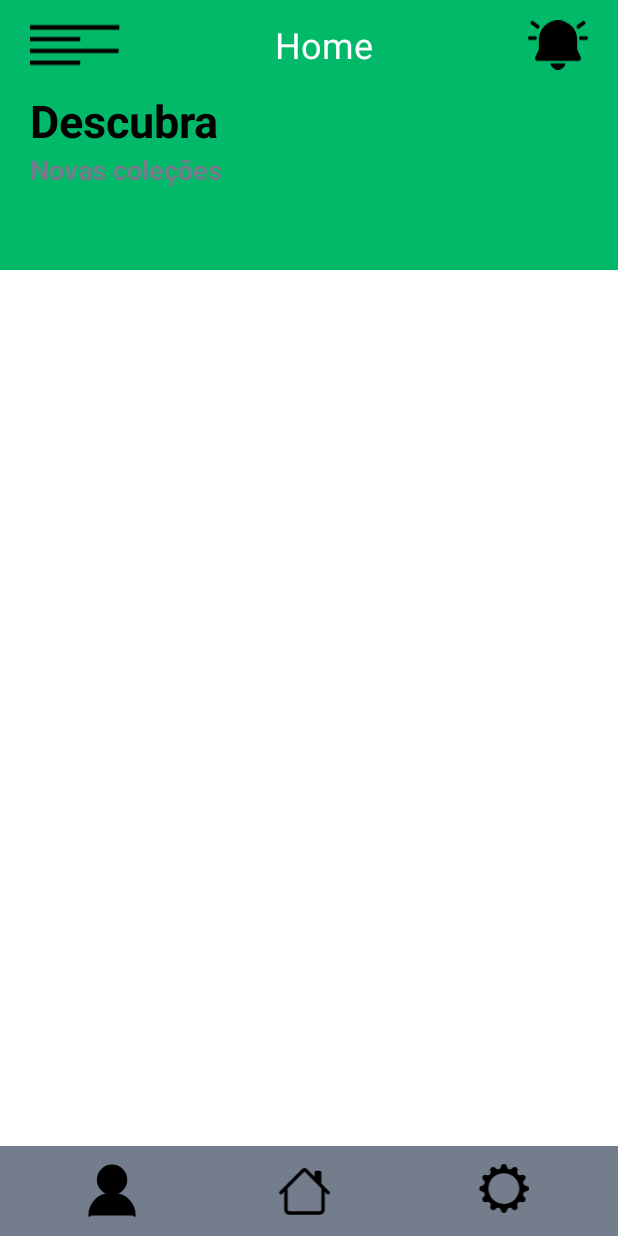
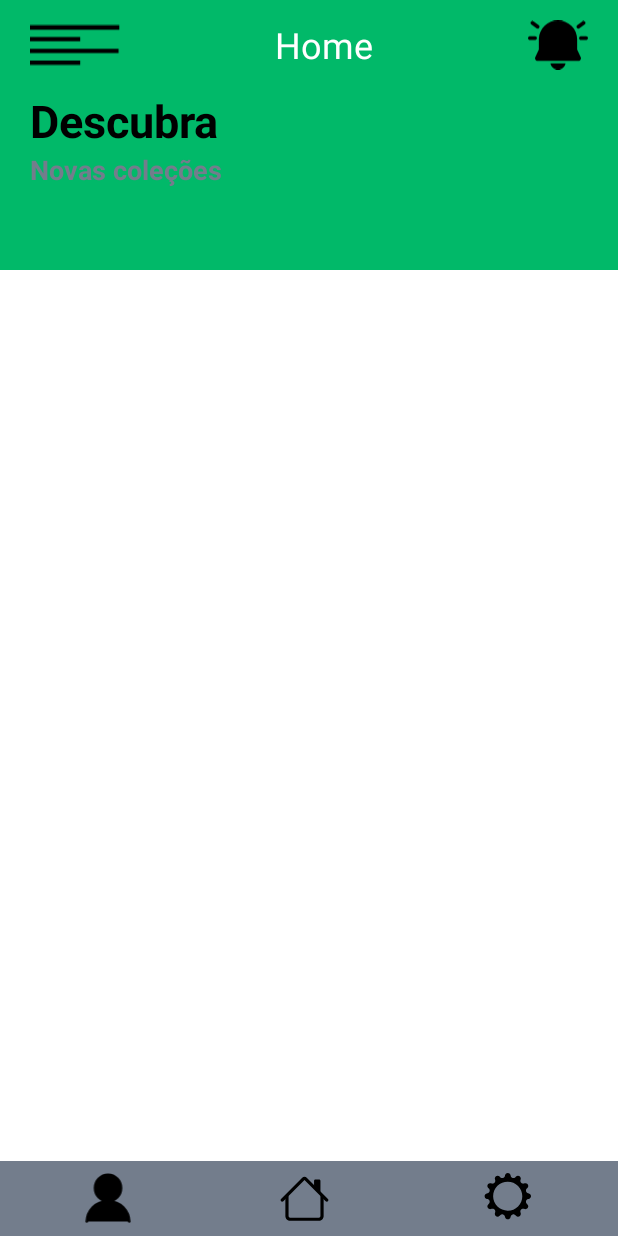
Before and after one commit to Vinicius-Mance/ESG, an Android app: the Home screen opened directly, with no data from a screen before it, on a phone screen of 412 x 824 dp. Run offline under Robolectric (Android 15) with nearby library versions, the phone set to English and light mode, and no system bars.

```diff
--- a/app/src/main/res/layout/activity_home.xml
+++ b/app/src/main/res/layout/activity_home.xml
@@ -73,11 +73,11 @@
 
     <LinearLayout
         android:layout_width="match_parent"
-        android:layout_height="60dp"
+        android:layout_height="50dp"
         android:layout_alignParentBottom="true"
         android:background="#737D8C"
         android:orientation="horizontal"
-        android:padding="12dp"
+        android:padding="8dp"
         android:weightSum="3"
         >
 
```
